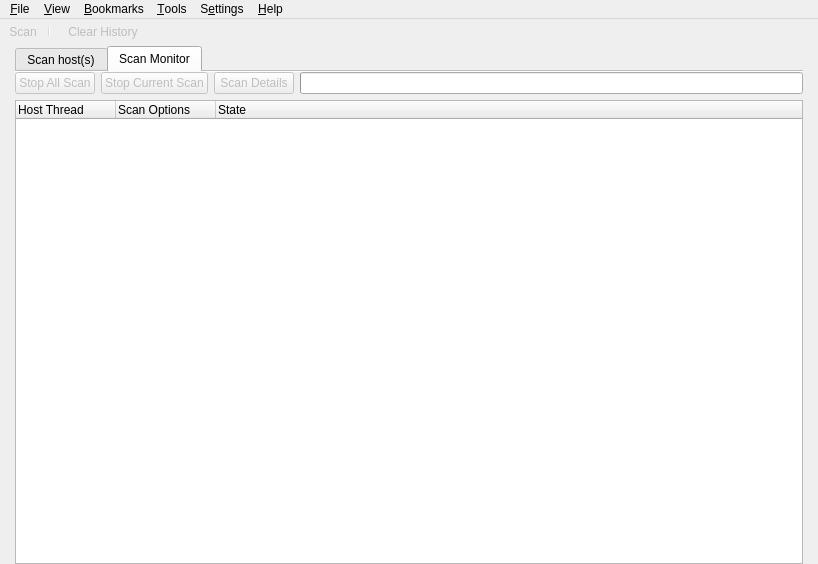
Before: the Qt Designer form src/app/ui/mainwindow.ui in nmapsi4/nmapsi4, drawn with Qt 5.
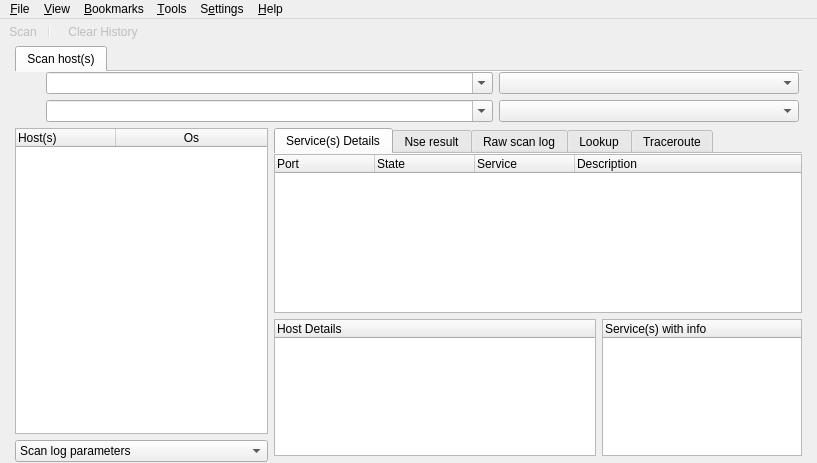
After: the same form once the commit is applied. The open tabs and pages were chosen to show the change. Icons and pictures are not drawn.

Commit message: move monitor xml code in a dedicated widget

What changed in the file:
```diff
--- a/src/app/ui/mainwindow.ui
+++ b/src/app/ui/mainwindow.ui
@@ -10,8 +10,8 @@
    <rect>
     <x>0</x>
     <y>0</y>
-    <width>818</width>
-    <height>564</height>
+    <width>817</width>
+    <height>463</height>
    </rect>
   </property>
   <property name="sizePolicy">
@@ -921,134 +921,6 @@
         </item>
        </layout>
       </widget>
-      <widget class="QWidget" name="tabMainMonitor">
-       <attribute name="icon">
-        <iconset resource="../../../mainwin.qrc">
-         <normaloff>:/images/images/utilities-log-viewer.png</normaloff>:/images/images/utilities-log-viewer.png</iconset>
-       </attribute>
-       <attribute name="title">
-        <string>Scan Monitor</string>
-       </attribute>
-       <layout class="QVBoxLayout" name="verticalLayout_14">
-        <property name="margin">
-         <number>0</number>
-        </property>
-        <item>
-         <layout class="QHBoxLayout" name="horizontalLayout_10">
-          <item>
-           <widget class="QPushButton" name="monitorStopAllScanButt">
-            <property name="enabled">
-             <bool>false</bool>
-            </property>
-            <property name="text">
-             <string>Stop All Scan</string>
-            </property>
-            <property name="icon">
-             <iconset resource="../../../mainwin.qrc">
-              <normaloff>:/images/images/button_cancel.png</normaloff>:/images/images/button_cancel.png</iconset>
-            </property>
-           </widget>
-          </item>
-          <item>
-           <widget class="QPushButton" name="monitorStopCurrentScanButt">
-            <property name="enabled">
-             <bool>false</bool>
-            </property>
-            <property name="text">
-             <string>Stop Current Scan</string>
-            </property>
-            <property name="icon">
-             <iconset resource="../../../mainwin.qrc">
-              <normaloff>:/images/images/button_cancel.png</normaloff>:/images/images/button_cancel.png</iconset>
-            </property>
-           </widget>
-          </item>
-          <item>
-           <widget class="QPushButton" name="monitorDetailsScanButt">
-            <property name="enabled">
-             <bool>false</bool>
-            </property>
-            <property name="text">
-             <string>Scan Details</string>
-            </property>
-            <property name="icon">
-             <iconset resource="../../../mainwin.qrc">
-              <normaloff>:/images/images/traceroute.png</normaloff>:/images/images/traceroute.png</iconset>
-            </property>
-           </widget>
-          </item>
-          <item>
-           <widget class="QProgressBar" name="scanProgressBar">
-            <property name="sizePolicy">
-             <sizepolicy hsizetype="Expanding" vsizetype="Fixed">
-              <horstretch>0</horstretch>
-              <verstretch>0</verstretch>
-             </sizepolicy>
-            </property>
-            <property name="minimumSize">
-             <size>
-              <width>0</width>
-              <height>0</height>
-             </size>
-            </property>
-            <property name="maximumSize">
-             <size>
-              <width>16777215</width>
-              <height>16777215</height>
-             </size>
-            </property>
-            <property name="value">
-             <number>0</number>
-            </property>
-            <property name="textVisible">
-             <bool>false</bool>
-            </property>
-           </widget>
-          </item>
-         </layout>
-        </item>
-        <item>
-         <widget class="QTreeWidget" name="scanMonitor">
-          <property name="minimumSize">
-           <size>
-            <width>0</width>
-            <height>0</height>
-           </size>
-          </property>
-          <property name="focusPolicy">
-           <enum>Qt::NoFocus</enum>
-          </property>
-          <property name="alternatingRowColors">
-           <bool>true</bool>
-          </property>
-          <property name="selectionMode">
-           <enum>QAbstractItemView::SingleSelection</enum>
-          </property>
-          <property name="rootIsDecorated">
-           <bool>false</bool>
-          </property>
-          <property name="uniformRowHeights">
-           <bool>true</bool>
-          </property>
-          <column>
-           <property name="text">
-            <string>Host Thread</string>
-           </property>
-          </column>
-          <column>
-           <property name="text">
-            <string>Scan Options</string>
-           </property>
-          </column>
-          <column>
-           <property name="text">
-            <string>State</string>
-           </property>
-          </column>
-         </widget>
-        </item>
-       </layout>
-      </widget>
      </widget>
     </item>
    </layout>
@@ -1058,7 +930,7 @@
     <rect>
      <x>0</x>
      <y>0</y>
-     <width>818</width>
+     <width>817</width>
      <height>19</height>
     </rect>
    </property>
```
Left out of the diff: 4 changed lines with no effect on the pictures. The commit also changes 9 other files.
